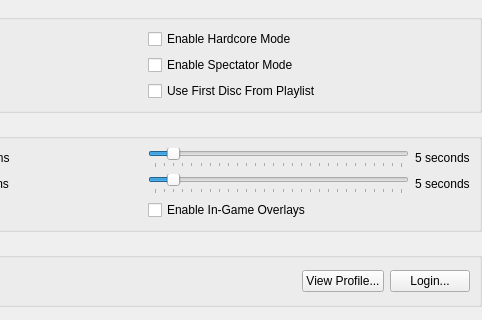
This is src/duckstation-qt/achievementsettingswidget.ui in kofxi3584karlayang/duckstation as Qt 5 draws it before an edit; both pictures show x 192 to 674 and y 0 to 320 of the 674 by 420 pixel window. The edited form follows.
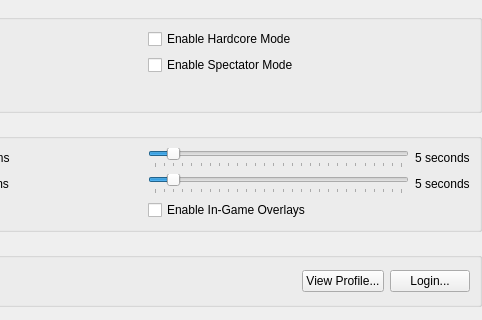
This is the edited form.

Commit message:
Achievements: Purge first-disc-from-playlist option
Unnecessary since all disc's hashes are registered.

Patch:
```diff
--- a/src/duckstation-qt/achievementsettingswidget.ui
+++ b/src/duckstation-qt/achievementsettingswidget.ui
@@ -64,13 +64,6 @@
         </property>
        </widget>
       </item>
-      <item row="2" column="1">
-       <widget class="QCheckBox" name="useFirstDiscFromPlaylist">
-        <property name="text">
-         <string>Use First Disc From Playlist</string>
-        </property>
-       </widget>
-      </item>
      </layout>
     </widget>
    </item>
```
Left out of the diff: 16 changed lines with no effect on the pictures. The commit also changes 4 other files.
